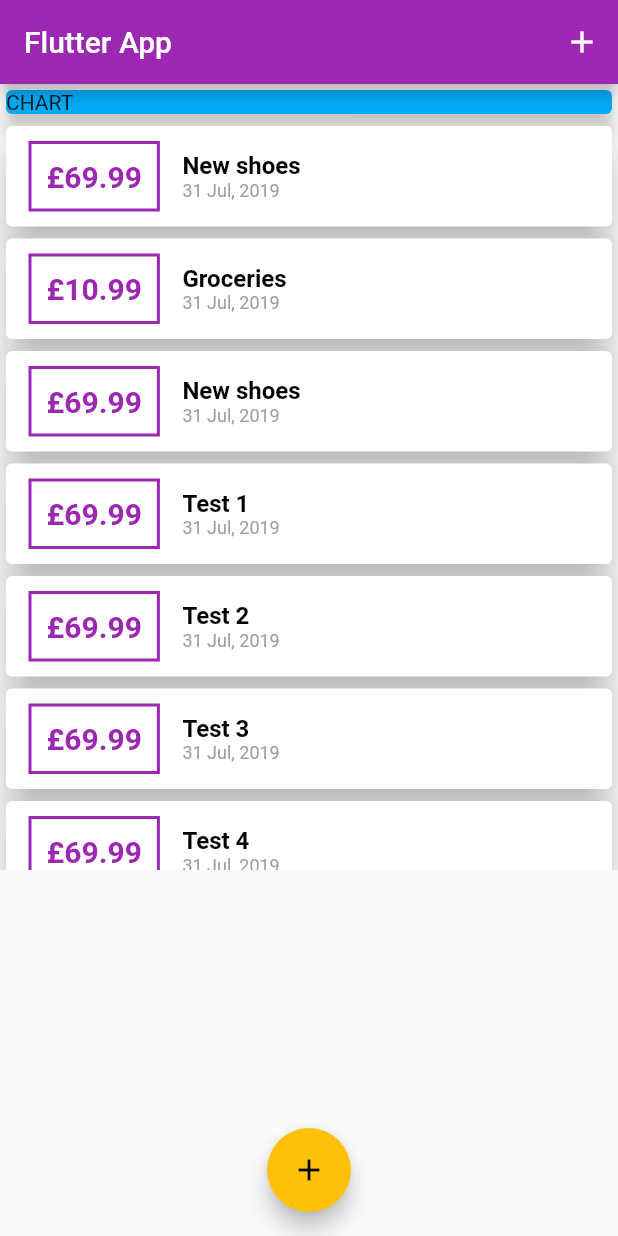
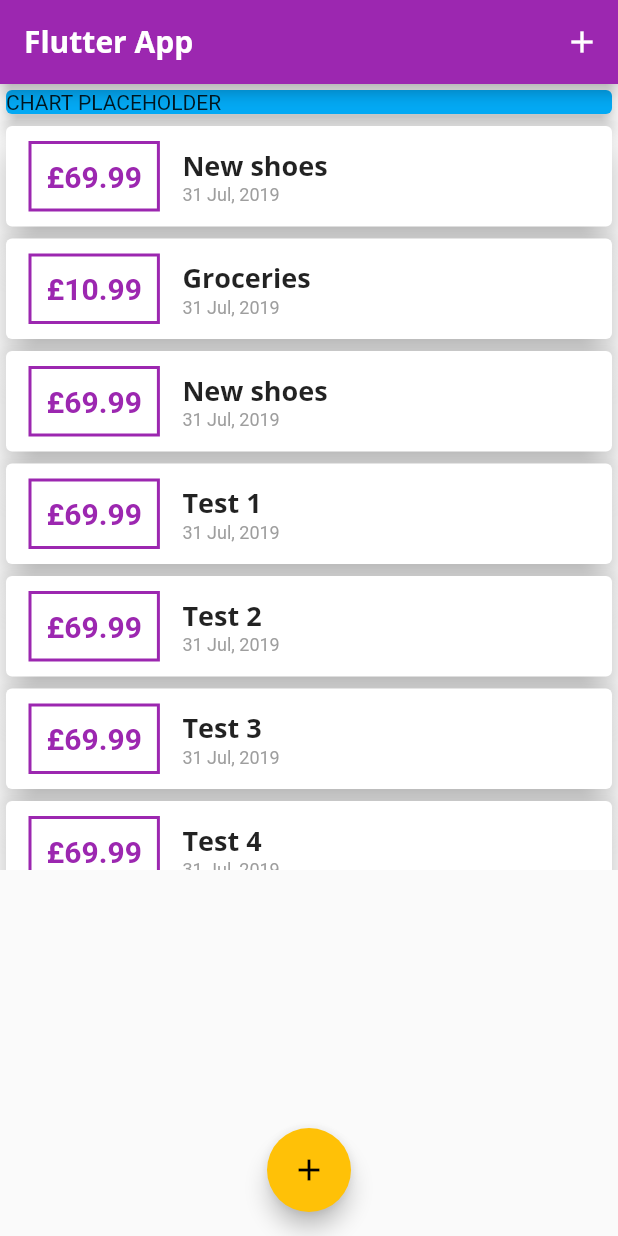
Before and after one commit to maxdribny/expense_tracker, a Flutter app: the screen it shows after launch, on a phone screen of 412 x 824 dp. Run offline on Flutter 3.47's test engine with Material 2 defaults, Android fonts, the phone set to English and light mode, and no system bars.

Commit message:
added custom fonts
Chart placeholder text

Placeholder text to better identify chart placeholder

Added custom quicksand font

Added custom quicksand and opensans fonts (regular and bold for both)
Support for global text theme

transaction_list now uses global title theme for transactions

```diff
--- a/lib/main.dart
+++ b/lib/main.dart
@@ -1,9 +1,8 @@
-import 'package:expense_tracker/widgets/transaction_list.dart';
-
-import './widgets/new_transaction.dart';
+import 'package:flutter/material.dart';
 
 import './widgets/transaction_list.dart';
-import 'package:flutter/material.dart';
+import './widgets/new_transaction.dart';
+import './widgets/transaction_list.dart';
 
 import 'models/transaction.dart';
 
@@ -18,12 +17,26 @@ class MyApp extends StatelessWidget {
       theme: ThemeData(
         primarySwatch: Colors.purple,
         accentColor: Colors.amber,
+        fontFamily: 'Quicksand',
+        textTheme: ThemeData.light().textTheme.copyWith(
+              title: TextStyle(
+                  fontFamily: 'OpenSans',
+                  fontWeight: FontWeight.bold,
+                  fontSize: 18),
+            ),
+        appBarTheme: AppBarTheme(
+          textTheme: ThemeData.light().textTheme.copyWith(
+              title: TextStyle(
+                  fontFamily: 'OpenSans',
+                  fontSize: 20,
+                  fontWeight: FontWeight.bold)),
+        ),
       ),
     );
   }
 }
 
-class MyHomePage extends StatefulWidget  {
+class MyHomePage extends StatefulWidget {
   @override
   _MyHomePageState createState() => _MyHomePageState();
 }
@@ -36,16 +49,11 @@ class _MyHomePageState extends State<MyHomePage> {
         id: '1', title: "Groceries", amount: 10.99, date: DateTime.now()),
     Transaction(
         id: '2', title: "New shoes", amount: 69.99, date: DateTime.now()),
-    Transaction(
-        id: '3', title: "Test 1", amount: 69.99, date: DateTime.now()),
-    Transaction(
-        id: '4', title: "Test 2", amount: 69.99, date: DateTime.now()),
-    Transaction(
-        id: '5', title: "Test 3", amount: 69.99, date: DateTime.now()),
-    Transaction(
-        id: '6', title: "Test 4", amount: 69.99, date: DateTime.now()),
-        Transaction(
-        id: '7', title: "Test 5", amount: 69.99, date: DateTime.now()),
+    Transaction(id: '3', title: "Test 1", amount: 69.99, date: DateTime.now()),
+    Transaction(id: '4', title: "Test 2", amount: 69.99, date: DateTime.now()),
+    Transaction(id: '5', title: "Test 3", amount: 69.99, date: DateTime.now()),
+    Transaction(id: '6', title: "Test 4", amount: 69.99, date: DateTime.now()),
+    Transaction(id: '7', title: "Test 5", amount: 69.99, date: DateTime.now()),
   ];
 
   void _addNewTransaction(String title, double amount) {
@@ -59,10 +67,13 @@ class _MyHomePageState extends State<MyHomePage> {
     setState(() => _userTransactions.add(tx));
   }
 
-  void _displayNewTransactionInput(BuildContext ctx){
-    showModalBottomSheet(context: ctx, builder: (_) {
-      return NewTransaction(_addNewTransaction);
-    },);
+  void _displayNewTransactionInput(BuildContext ctx) {
+    showModalBottomSheet(
+      context: ctx,
+      builder: (_) {
+        return NewTransaction(_addNewTransaction);
+      },
+    );
   }
 
   @override
@@ -85,7 +96,7 @@ class _MyHomePageState extends State<MyHomePage> {
               child: Card(
                 //Card assumes size of its child unless you have a parent with a defined width.
                 color: Colors.lightBlue,
-                child: Text('CHART'),
+                child: Text('CHART PLACEHOLDER'),
                 elevation: 5,
               ),
             ),
--- a/lib/widgets/transaction_list.dart
+++ b/lib/widgets/transaction_list.dart
@@ -38,11 +38,7 @@ class TransactionList extends StatelessWidget {
                 children: <Widget>[
                   Text(
                     _transactions[index].title,
-                    style: TextStyle(
-                      color: Colors.black,
-                      fontWeight: FontWeight.bold,
-                      fontSize: 16,
-                    ),
+                    style: Theme.of(context).textTheme.title,
                   ),
                   Text(
                     //DateFormat object provided by intl package. .format() returns a string.
```
Also changed, not shown: pubspec.yaml (+11 -0 lines), assets/fonts/OpenSans-Bold.ttf (added), assets/fonts/OpenSans-Regular.ttf (added), assets/fonts/Quicksand-Bold.ttf (added), assets/fonts/Quicksand-Light.ttf (added), assets/fonts/Quicksand-Medium.ttf (added), assets/fonts/Quicksand-Regular.ttf (added).
